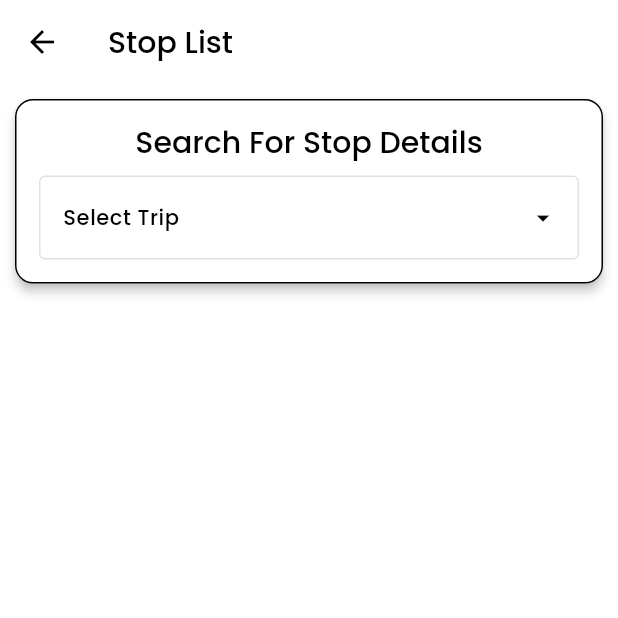
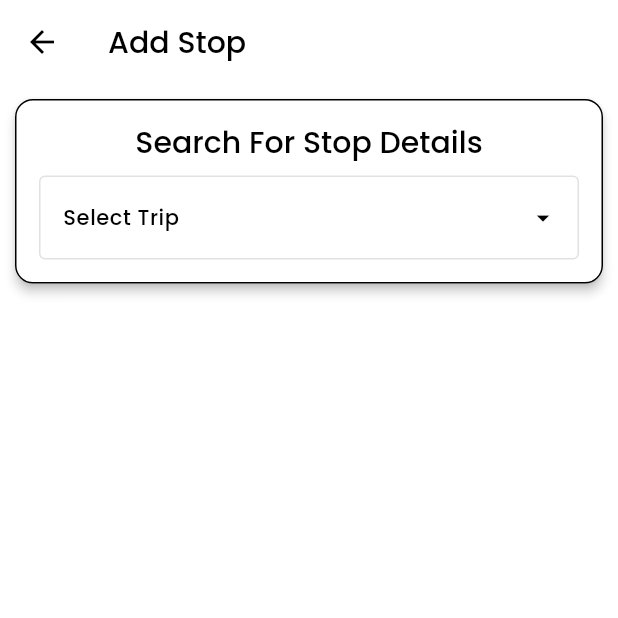
Before and after one commit to vishakhmk-del/pompomTracker, a Flutter app: the ScreenStopMaster screen opened directly, on a phone screen of 412 x 824 dp, the top half of it. Run offline on Flutter 3.47's test engine with Material 3 defaults, Android fonts, the phone set to English and light mode, and no system bars; our stand-ins replace animated_splash_screen, dio, fl_chart, fluttertoast, lottie, page_transition and 1 more; accounts and stored records are empty; network calls fail.

```diff
--- a/pompomtracker/lib/screens/stop/ScreenStopMaster.dart
+++ b/pompomtracker/lib/screens/stop/ScreenStopMaster.dart
@@ -106,7 +106,7 @@ class _ScreenStopMasterState extends State<ScreenStopMaster> {
 
           ),
           title: Text(
-            'Stop List',
+            'Add Stop',
             style: TextStyle(color: Theme.of(context).colorScheme.onSecondary),
           ),
         ),
```
Also changed, not shown: 3 other files.
